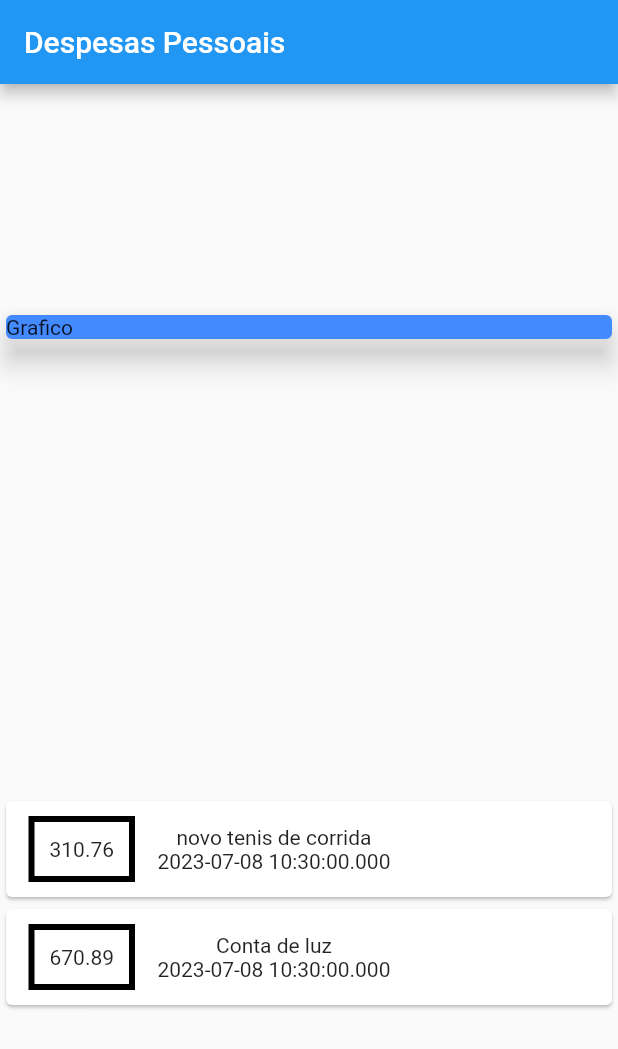
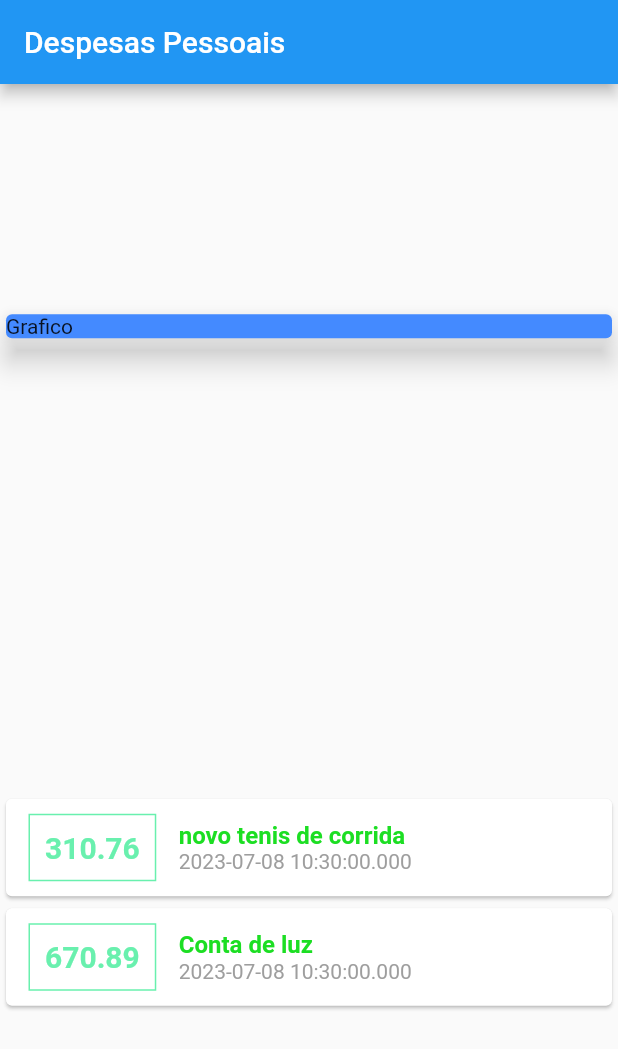
Before and after one commit to CSIRamone/expenses, a Flutter app: the screen it shows after launch, on a phone screen of 412 x 824 dp. Shown: the top 1049 px of the screen. Run offline on Flutter 3.47's test engine with Material 2 defaults, Android fonts, the phone set to English and light mode, and no system bars.

Commit message:
TextStyle aplicando CrossAxixAlign na Column

```diff
--- a/lib/main.dart
+++ b/lib/main.dart
@@ -56,17 +56,34 @@ class MyHomePage extends StatelessWidget {
                       ),
                       decoration: BoxDecoration(
                         border: Border.all(
-                          color: Colors.black,
-                          width: 4,
+                          color: Colors.greenAccent,
+                          width: 1,
                         ),
                       ),
                       padding: EdgeInsets.all(10),
-                      child: Text(tr.value.toString()),
+                      child: Text(
+                        tr.value.toString(),
+                        style: TextStyle(
+                            fontWeight: FontWeight.bold,
+                            fontSize: 20,
+                            color: Colors.greenAccent),
+                      ),
                     ),
                     Column(
+                      crossAxisAlignment: CrossAxisAlignment.start,
                       children: [
-                        Text(tr.title),
-                        Text(tr.date.toString()),
+                        Text(
+                          tr.title,
+                          style: const TextStyle(
+                              fontWeight: FontWeight.bold,
+                              fontSize: 16,
+                              color: Color.fromARGB(255, 28, 222, 35)),
+                        ),
+                        Text(
+                          tr.date.toString(),
+                          style: TextStyle(
+                              color: Colors.grey,
+                        ),
                       ],
                     ),
                   ],
```
